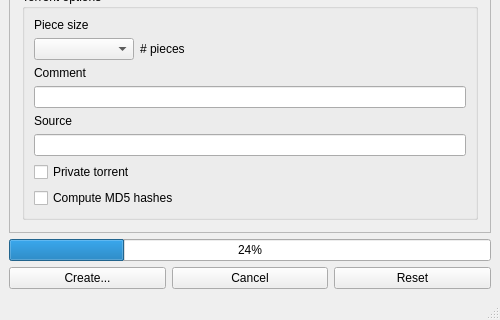
Qt form dottorrentGUI/mainwindow.ui (kz26/dottorrent-gui) before a commit; both pictures show x 0 to 500 and y 709 to 1029 of the 500 by 1029 pixel window.
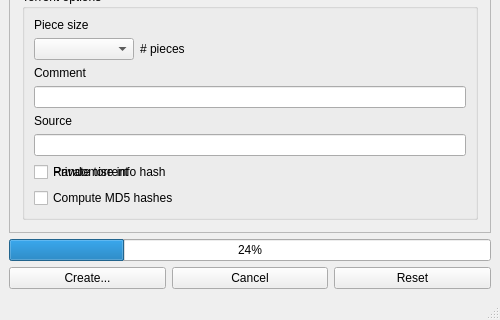
The same form after that commit.

Commit message: Support entropy field

```diff
--- a/dottorrentGUI/mainwindow.ui
+++ b/dottorrentGUI/mainwindow.ui
@@ -366,6 +366,16 @@
              </property>
             </widget>
            </item>
+           <item row="8" column="0" colspan="2">
+            <widget class="QCheckBox" name="xseedCheckBox">
+             <property name="toolTip">
+              <string>&lt;html&gt;&lt;head/&gt;&lt;body&gt;&lt;p&gt;If enabled, this adds an entropy field to the info section of the metainfo and sets it to a random integer, to help with cross-seeding.&lt;/p&gt;&lt;/body&gt;&lt;/html&gt;</string>
+             </property>
+             <property name="text">
+              <string>Randomise info hash</string>
+             </property>
+            </widget>
+           </item>
            <item row="4" column="0">
             <widget class="QLabel" name="commentLabel">
              <property name="sizePolicy">
```
The commit also changes 2 other files.
